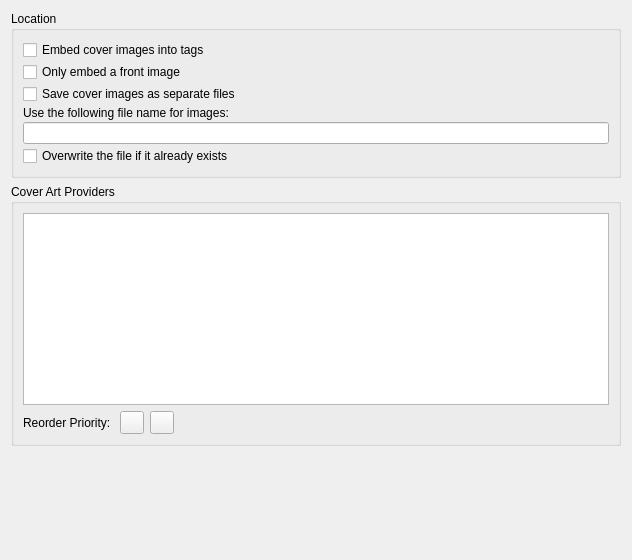
This is ui/options_cover.ui in metabrainz/picard as Qt 5 draws it before an edit. The edited form follows.
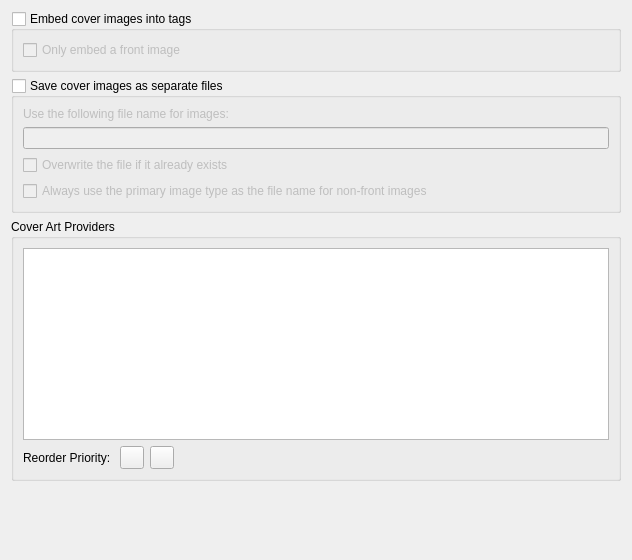
This is the edited form. Icons and pictures are not drawn.

Commit message:
PICARD-2130: Move image_type_as_filename option from CAA to cover options
Also refactor the cover options page to be more clear on how settings relate to each other.

The edit to the form file:
```diff
--- a/ui/options_cover.ui
+++ b/ui/options_cover.ui
@@ -12,9 +12,15 @@
   </property>
   <layout class="QVBoxLayout" name="verticalLayout">
    <item>
-    <widget class="QGroupBox" name="location">
+    <widget class="QGroupBox" name="save_images_to_tags">
      <property name="title">
-      <string>Location</string>
+      <string>Embed cover images into tags</string>
+     </property>
+     <property name="checkable">
+      <bool>true</bool>
+     </property>
+     <property name="checked">
+      <bool>false</bool>
      </property>
      <layout class="QVBoxLayout">
       <property name="spacing">
@@ -32,13 +38,6 @@
       <property name="bottomMargin">
        <number>9</number>
       </property>
-      <item>
-       <widget class="QCheckBox" name="save_images_to_tags">
-        <property name="text">
-         <string>Embed cover images into tags</string>
-        </property>
-       </widget>
-      </item>
       <item>
        <widget class="QCheckBox" name="cb_embed_front_only">
         <property name="text">
@@ -46,13 +45,21 @@
         </property>
        </widget>
       </item>
-      <item>
-       <widget class="QCheckBox" name="save_images_to_files">
-        <property name="text">
-         <string>Save cover images as separate files</string>
-        </property>
-       </widget>
-      </item>
+     </layout>
+    </widget>
+   </item>
+   <item>
+    <widget class="QGroupBox" name="save_images_to_files">
+     <property name="title">
+      <string>Save cover images as separate files</string>
+     </property>
+     <property name="checkable">
+      <bool>true</bool>
+     </property>
+     <property name="checked">
+      <bool>false</bool>
+     </property>
+     <layout class="QVBoxLayout" name="verticalLayout_2">
       <item>
        <widget class="QLabel" name="label_use_filename">
         <property name="text">
@@ -70,6 +77,13 @@
         </property>
        </widget>
       </item>
+      <item>
+       <widget class="QCheckBox" name="image_type_as_filename">
+        <property name="text">
+         <string>Always use the primary image type as the file name for non-front images</string>
+        </property>
+       </widget>
+      </item>
      </layout>
     </widget>
    </item>
```
Left out of the diff: 10 changed lines with no effect on the pictures. The commit also changes 9 other files.
